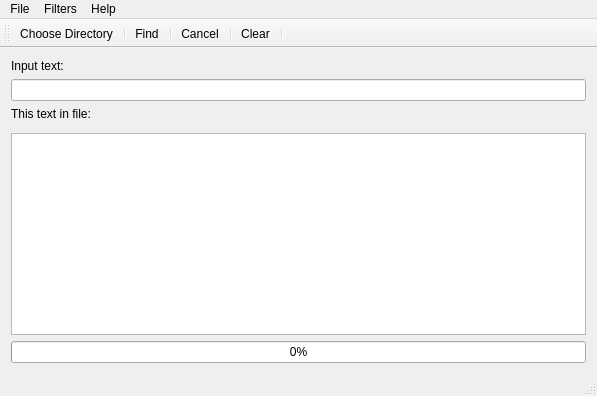
PolinB/SearchSubstringInDirectory, file mainwindow.ui: the form before one commit.
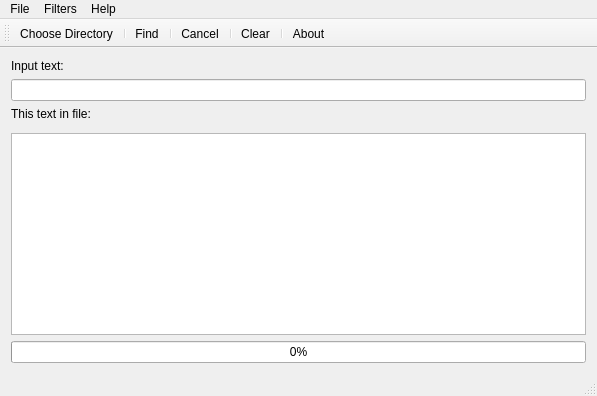
The form after the commit. Icons and pictures are not drawn.

Commit message: Added info about program.

The edit to the form file:
```diff
--- a/mainwindow.ui
+++ b/mainwindow.ui
@@ -119,6 +119,7 @@
    <addaction name="separator"/>
    <addaction name="actionClear"/>
    <addaction name="separator"/>
+   <addaction name="actionAbout"/>
   </widget>
   <action name="actionChooseDirectory">
    <property name="icon">
@@ -241,6 +242,15 @@
     <string>Add new filter</string>
    </property>
   </action>
+  <action name="actionAbout">
+   <property name="icon">
+    <iconset resource="resources.qrc">
+     <normaloff>:/pref/img/faq.png</normaloff>:/pref/img/faq.png</iconset>
+   </property>
+   <property name="text">
+    <string>About</string>
+   </property>
+  </action>
  </widget>
  <layoutdefault spacing="6" margin="11"/>
  <resources>
```
Left out of the diff: 1 changed line with no effect on the pictures. The commit also changes 4 other files.
